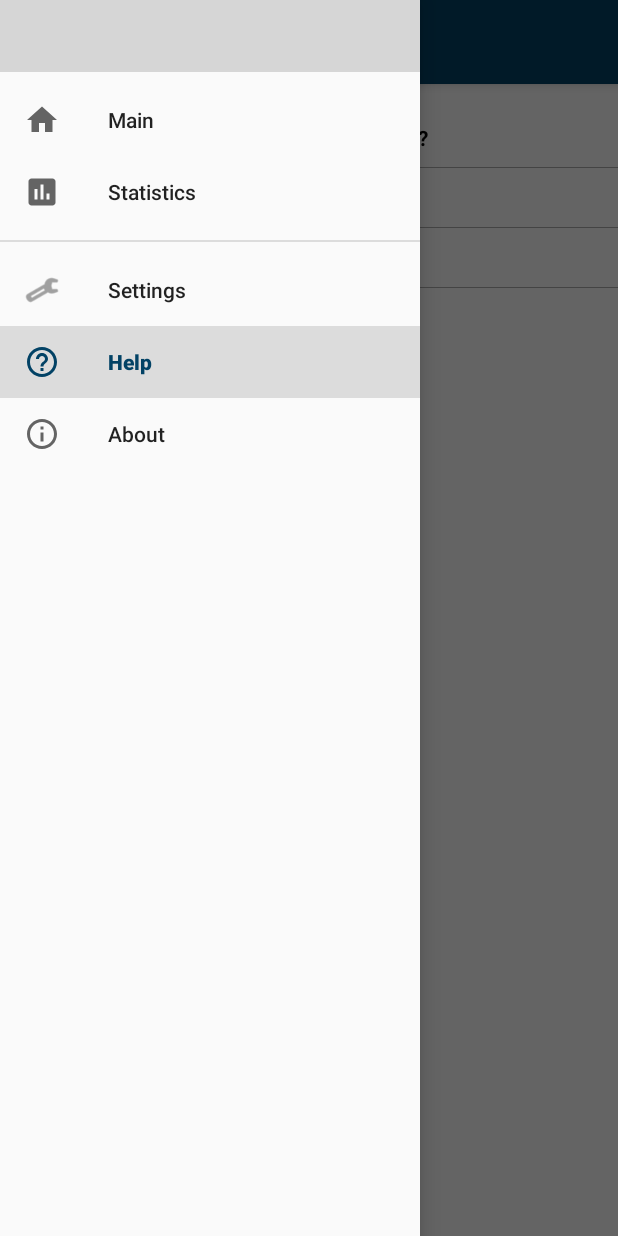
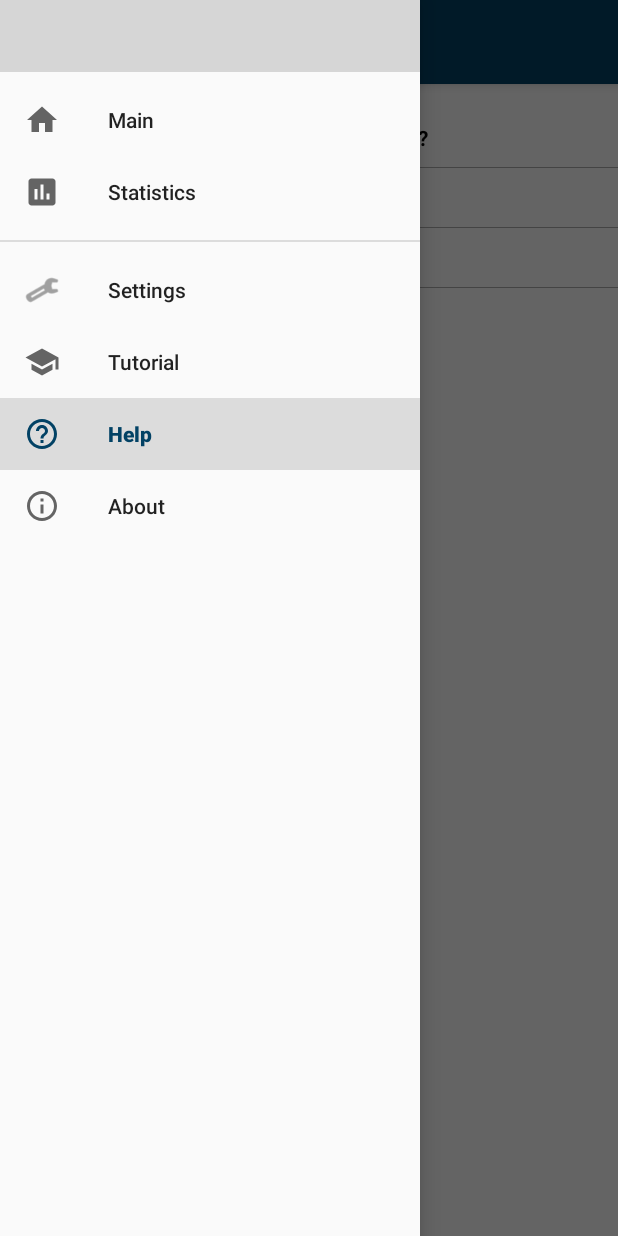
Before and after one commit to SecUSo/privacy-friendly-interval-timer, an Android app: the HelpActivity screen opened directly, with no data from a screen before it, with the side drawer open, on a phone screen of 412 x 824 dp. Run offline under Robolectric (Android 15) with nearby library versions, the phone set to English and light mode, and no system bars; grey boxes are pictures that could not be loaded.

Commit message:
Added tutorial to nav drawer

```diff
--- a/app/src/main/java/org/secuso/privacyfriendlytraining/activities/BaseActivity.java
+++ b/app/src/main/java/org/secuso/privacyfriendlytraining/activities/BaseActivity.java
@@ -19,6 +19,8 @@ import android.view.MenuItem;
 import android.view.View;
 
 import org.secuso.privacyfriendlytraining.R;
+import org.secuso.privacyfriendlytraining.tutorial.PrefManager;
+import org.secuso.privacyfriendlytraining.tutorial.TutorialActivity;
 
 /**
  * @author Chris
@@ -147,6 +149,13 @@ public abstract class BaseActivity extends AppCompatActivity implements OnNaviga
                 intent = new Intent(this, AboutActivity.class);
                 createBackStack(intent);
                 break;
+            case R.id.nav_tutorial:
+                PrefManager prefManager = new PrefManager(getBaseContext());
+                prefManager.setFirstTimeLaunch(true);
+                intent = new Intent(this, TutorialActivity.class);
+                intent.setFlags(Intent.FLAG_ACTIVITY_CLEAR_TOP);
+                startActivity(intent);
+                break;
             case R.id.nav_help:
                 intent = new Intent(this, HelpActivity.class);
                 createBackStack(intent);
--- /dev/null
+++ b/app/src/main/res/drawable/ic_tutorial_24dp.xml
@@ -0,0 +1,14 @@
+<?xml version="1.0" encoding="utf-8"?>
+<vector xmlns:android="http://schemas.android.com/apk/res/android"
+    android:width="24dp"
+    android:height="24dp"
+    android:viewportWidth="24"
+    android:viewportHeight="24">
+
+    <path
+        android:pathData="M0 0h24v24H0z" />
+    <path
+        android:fillColor="#000000"
+        android:pathData="M5 13.18v4L12 21l7-3.82v-4L12 17l-7-3.82zM12 3L1 9l11 6 9-4.91V17h2V9L12 3z" />
+</vector>
+    <!--Quelle: https://material.io/icons/ -->
--- a/app/src/main/res/menu/activity_main_drawer.xml
+++ b/app/src/main/res/menu/activity_main_drawer.xml
@@ -20,6 +20,10 @@
             android:icon="@drawable/ic_menu_manage"
             android:title="@string/action_settings" />
         <item
+            android:id="@+id/nav_tutorial"
+            android:icon="@drawable/ic_tutorial_24dp"
+            android:title="@string/action_tutorial" />
+        <item
             android:id="@+id/nav_help"
             android:icon="@drawable/ic_menu_help"
             android:title="@string/action_help" />
--- a/app/src/main/res/values/strings.xml
+++ b/app/src/main/res/values/strings.xml
@@ -13,6 +13,7 @@
     <!-- ###DRAWER###-->
     <string name="action_help">Help</string>
     <string name="action_about">About</string>
+    <string name="action_tutorial">Tutorial</string>
     <string name="action_settings">Settings</string>
     <string name="action_main">Main</string>
     <string name="action_statistics">Statistics</string>
```
Also changed, not shown: 1 other file.
